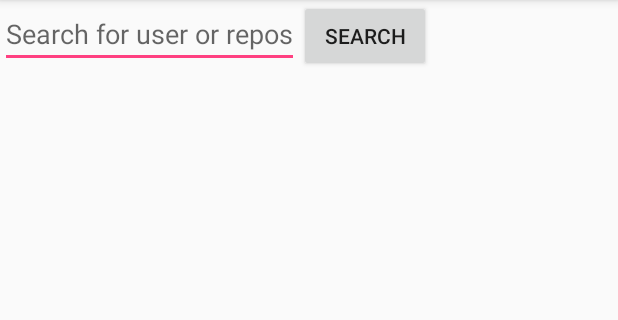
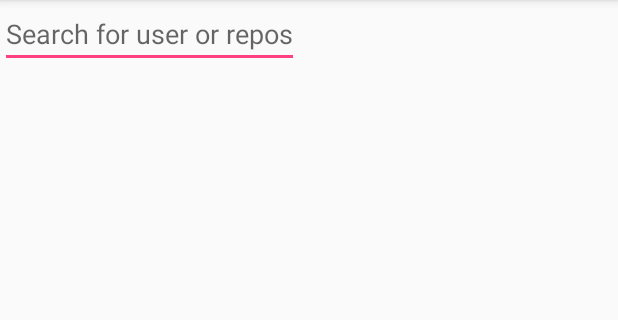
Before and after one commit to elpassion/simple-github-client-team-door, an Android app: the screen it shows after launch (GithubSearchViewActivity), on a phone screen of 412 x 824 dp, the part 84-404 px from its top. Run offline under Robolectric (Android 15) with nearby library versions, the phone set to English and light mode, and no system bars; libraries missing offline, so code that uses them is left out: com.crashlytics.android, io.fabric.sdk, rx.android.schedulers, rx.schedulers; 1 statement that could not run was skipped.

Commit message:
after text changed

```diff
--- a/app/src/main/java/pl/elpassion/door/githubclient/GithubSearchViewActivity.kt
+++ b/app/src/main/java/pl/elpassion/door/githubclient/GithubSearchViewActivity.kt
@@ -5,6 +5,8 @@ import android.support.v7.app.AppCompatActivity
 import android.support.v7.widget.LinearLayoutManager
 import android.support.v7.widget.RecyclerView
 import android.support.v7.widget.Toolbar
+import android.text.Editable
+import android.text.TextWatcher
 import android.view.Menu
 import android.widget.Button
 import android.widget.EditText
@@ -51,11 +53,11 @@ class GithubSearchViewActivity : AppCompatActivity() {
         val toolbar = findViewById(R.id.toolbar) as Toolbar
         setSupportActionBar(toolbar)
         githubRecycleView.layoutManager = LinearLayoutManager(githubRecycleView.context)
-        setOnButtonClickListener()
-    }
+//        setOnButtonClickListener()
 
-    private fun setOnButtonClickListener() {
-        button.setOnClickListener {
+        searchName.addTextChangedListener(object:TextWatcher {
+
+            override fun afterTextChanged(s: Editable?) {
                 val searchName = searchName.text.toString()
                 githubUsersService.searchForUsersByName(searchName).
                         zipWith(githubRepositoriesService.searchForReposByName(searchName), { x, y ->
@@ -64,7 +66,29 @@ class GithubSearchViewActivity : AppCompatActivity() {
                         .applySchedulers()
                         .subscribe ({setRecycleVieAdapter(it)},{})
             }
+
+            override fun beforeTextChanged(s: CharSequence?, start: Int, count: Int, after: Int) {
             }
+
+            override fun onTextChanged(s: CharSequence?, start: Int, before: Int, count: Int) {
+            }
+
+        })
+    }
+
+//    private fun setOnButtonClickListener() {
+//        button.setOnClickListener {
+//            val searchName = searchName.text.toString()
+//            githubUsersService.searchForUsersByName(searchName).
+//                    zipWith(githubRepositoriesService.searchForReposByName(searchName), { x, y ->
+//                        sendAllGithubResultsToRecycleView(x, y)
+//                    })
+//                    .applySchedulers()
+//                    .subscribe ({setRecycleVieAdapter(it)},{})
+//        }
+//    }
+
+
 
     private fun sendAllGithubResultsToRecycleView(x: UserSearchResponse, y: RepositoriesSearchResponse) : List<GithubSearchItem> {
         val githubSearchItems: MutableList<GithubSearchItem> = ArrayList()
--- a/app/src/main/res/layout/github_search_view.xml
+++ b/app/src/main/res/layout/github_search_view.xml
@@ -35,11 +35,11 @@
             android:layout_height="wrap_content"
             android:hint="@string/search_users_repo" />
 
-        <Button
-            android:id="@+id/search_button"
-            android:text="search"
-            android:layout_width="wrap_content"
-            android:layout_height="wrap_content" />
+        <!--<Button-->
+            <!--android:id="@+id/search_button"-->
+            <!--android:text="search"-->
+            <!--android:layout_width="wrap_content"-->
+            <!--android:layout_height="wrap_content" />-->
 
     </LinearLayout><include layout="@layout/github_search_result_list" />
 </LinearLayout>
```
Lines whose indentation alone changed are shown as unchanged.
